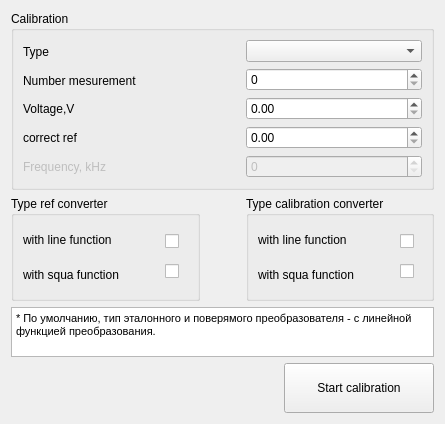
Qt form calibration.ui (Neitron-byte/MSGET89) before a commit.
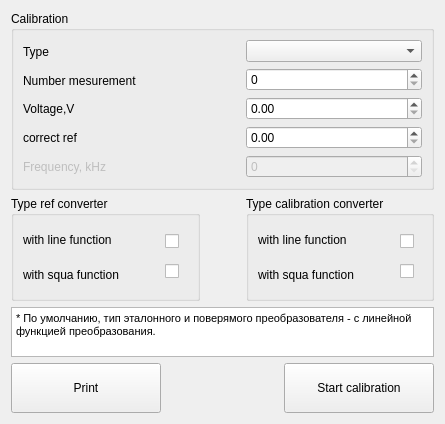
The same form after that commit.

```diff
--- a/calibration.ui
+++ b/calibration.ui
@@ -285,7 +285,20 @@
    <item>
     <layout class="QHBoxLayout" name="horizontalLayout_5">
      <item>
-      <spacer name="horizontalSpacer_5">
+      <widget class="QPushButton" name="pushButton_print">
+       <property name="minimumSize">
+        <size>
+         <width>150</width>
+         <height>50</height>
+        </size>
+       </property>
+       <property name="text">
+        <string>Print</string>
+       </property>
+      </widget>
+     </item>
+     <item>
+      <spacer name="horizontalSpacer_6">
        <property name="orientation">
         <enum>Qt::Horizontal</enum>
        </property>
```
